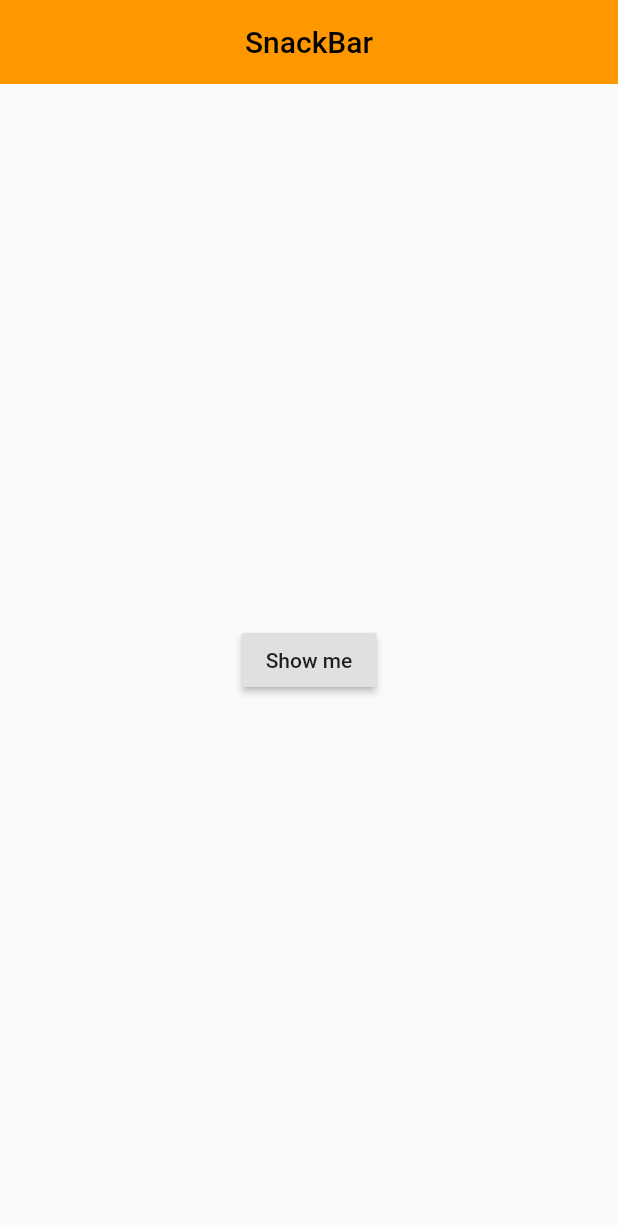
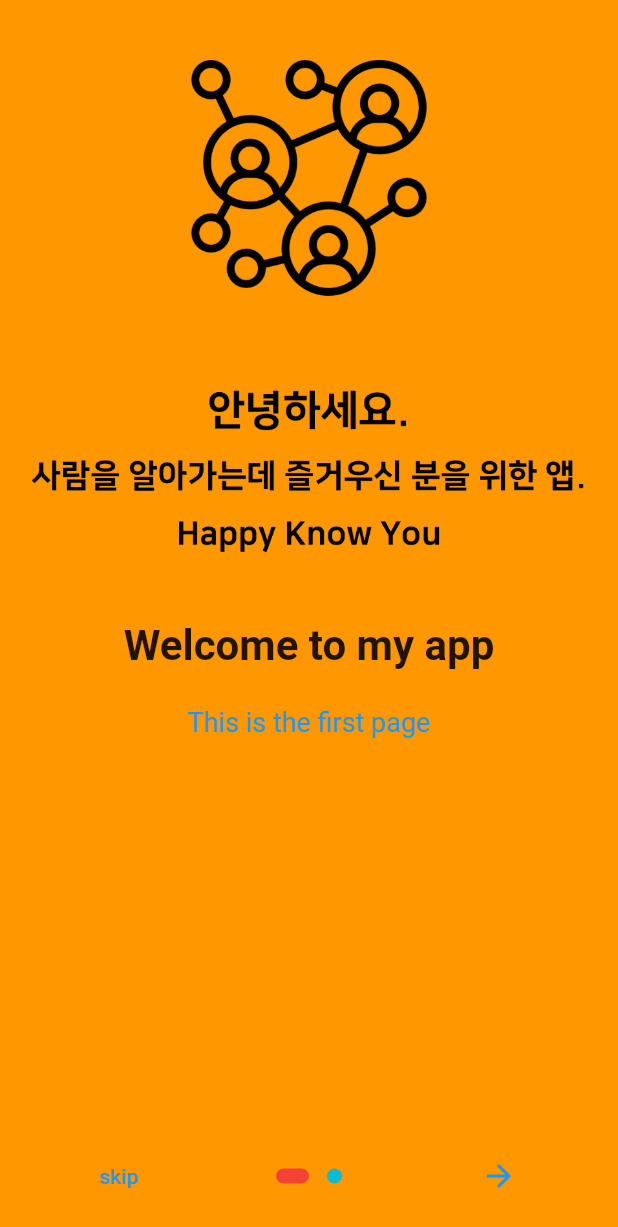
Before and after one commit to qhftkf1/STUDY_Dart_Flutter, a Flutter app: the screen it shows after launch, on a phone screen of 412 x 824 dp. Shown: the top 1227 px of the screen. Run offline on Flutter 3.47's test engine with Material 2 defaults, Android fonts, the phone set to English and light mode, and no system bars; drawn by our look-alikes of introduction_screen; our stand-ins replace firebase_core; accounts and stored records are empty.

Commit message:
study: onboarding make onboarding page

```diff
--- a/lib/main.dart
+++ b/lib/main.dart
@@ -1,4 +1,6 @@
 import 'package:flutter/material.dart';
+
+import 'onboarding.dart';
 
 void main() => runApp(MyApp());
 
@@ -7,51 +9,37 @@ class MyApp extends StatelessWidget {
 
   @override
   Widget build(BuildContext context) {
-    return MaterialApp(
-      title: 'SnackBar',
-      theme: ThemeData(primarySwatch: Colors.orange),
-      home: MyPage(),
+    return const MaterialApp(
+      home: OnBoardingPage(),
     );
   }
 }
 
 class MyPage extends StatelessWidget {
-  const MyPage({Key? key}) : super(key: key);
 
   @override
   Widget build(BuildContext context) {
     return Scaffold(
       appBar: AppBar(
-        title: Text('SnackBar'),
-        centerTitle: true,
-        elevation: 0.0,
+        title: const Text('Main Page'),
       ),
-      body: MySnackBar(),
-    );
-  }
-}
-
-class MySnackBar extends StatelessWidget {
-  const MySnackBar({Key? key}) : super(key: key);
-
-  @override
-  Widget build(BuildContext context) {
-    return Center(
-      child: RaisedButton(
-        child: Text('Show me'),
-        onPressed: () {
-          Scaffold.of(context).showSnackBar(SnackBar(
-            content: Text("Hello",
-            textAlign: TextAlign.center,
-            style: TextStyle(
-              color: Colors.white
+      body: Center(
+        child: Column(
+          mainAxisAlignment: MainAxisAlignment.center,
+          children:  [
+            const Text(
+              'Main Screen',
+              style: TextStyle(fontWeight: FontWeight.bold, fontSize: 25),
             ),
+            ElevatedButton(
+              onPressed: (){
+                Navigator.of(context).pushReplacement(
+                MaterialPageRoute(builder: (context) => OnBoardingPage()),
+              );},
+              child:const Text('Go to onboarding'),
             ),
-            backgroundColor: Colors.teal,
-            duration: Duration(milliseconds: 1000),
-          ),
-          );
-        },
+          ],
+        ),
       ),
     );
   }
--- /dev/null
+++ b/lib/onboarding.dart
@@ -0,0 +1,62 @@
+import 'package:flutter/material.dart';
+import 'package:introduction_screen/introduction_screen.dart';
+
+import 'main.dart';
+
+class OnBoardingPage extends StatelessWidget {
+  const OnBoardingPage({Key? key}) : super(key: key);
+
+  @override
+  Widget build(BuildContext context) {
+    return IntroductionScreen(
+      pages: [
+        PageViewModel(
+          title: 'Welcome to my app',
+          body: 'This is the first page',
+          image: Image.asset('image/onboarding1.png'),
+          decoration: getPageDecoration(),
+        ),
+        PageViewModel(
+          title: 'Welcome to my app',
+          body: 'This is the first page',
+          image: Image.asset('image/onboarding2.png'),
+          decoration: getPageDecoration(),
+        ),
+      ],
+      done: Text('done'),
+      onDone: () {
+        Navigator.of(context).pushReplacement(
+          MaterialPageRoute(builder: (context) => MyPage()),
+        );
+      },
+      next: const Icon(Icons.arrow_forward),
+      showSkipButton: true,
+      skip: const Text('skip'),
+      dotsDecorator: DotsDecorator(
+        color: Colors.cyan,
+        size: const Size(10, 10),
+        activeSize: Size(22, 10),
+        activeShape: RoundedRectangleBorder(
+          borderRadius: BorderRadius.circular(24)
+        ),
+        activeColor: Colors.red,
+      ),
+      curve: Curves.bounceOut,
+    );
+  }
+}
+
+PageDecoration getPageDecoration(){
+  return const PageDecoration(
+    titleTextStyle: TextStyle(
+      fontSize: 28,
+      fontWeight: FontWeight.bold,
+    ),
+    bodyTextStyle: TextStyle(
+      fontSize: 18,
+      color: Colors.blue
+    ),
+    imagePadding: EdgeInsets.only(top: 40),
+    pageColor: Colors.orange,
+  );
+}
--- a/pubspec.yaml
+++ b/pubspec.yaml
@@ -35,6 +35,7 @@ dependencies:
   # Use with the CupertinoIcons class for iOS style icons.
   cupertino_icons: ^1.0.2
   firebase_core: ^1.23.0
+  introduction_screen: ^3.0.1
 
 dev_dependencies:
   flutter_test:
@@ -61,6 +62,7 @@ flutter:
   # To add assets to your application, add an assets section, like this:
   assets:
   - assets/kk-logo-blue.png
+  - image/
 #     - images/a_dot_ham.jpeg
 
   # An image asset can refer to one or more resolution-specific "variants", see
```
Also changed, not shown: image/onboarding1.png (added), image/onboarding2.png (added), pubspec.lock.
